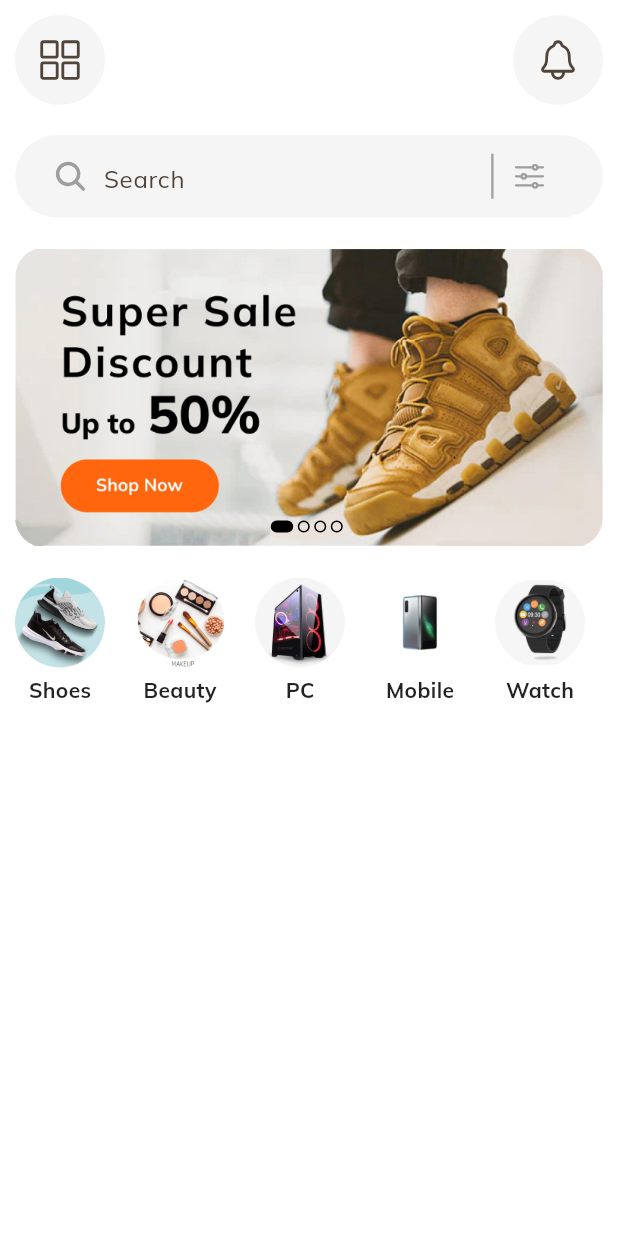
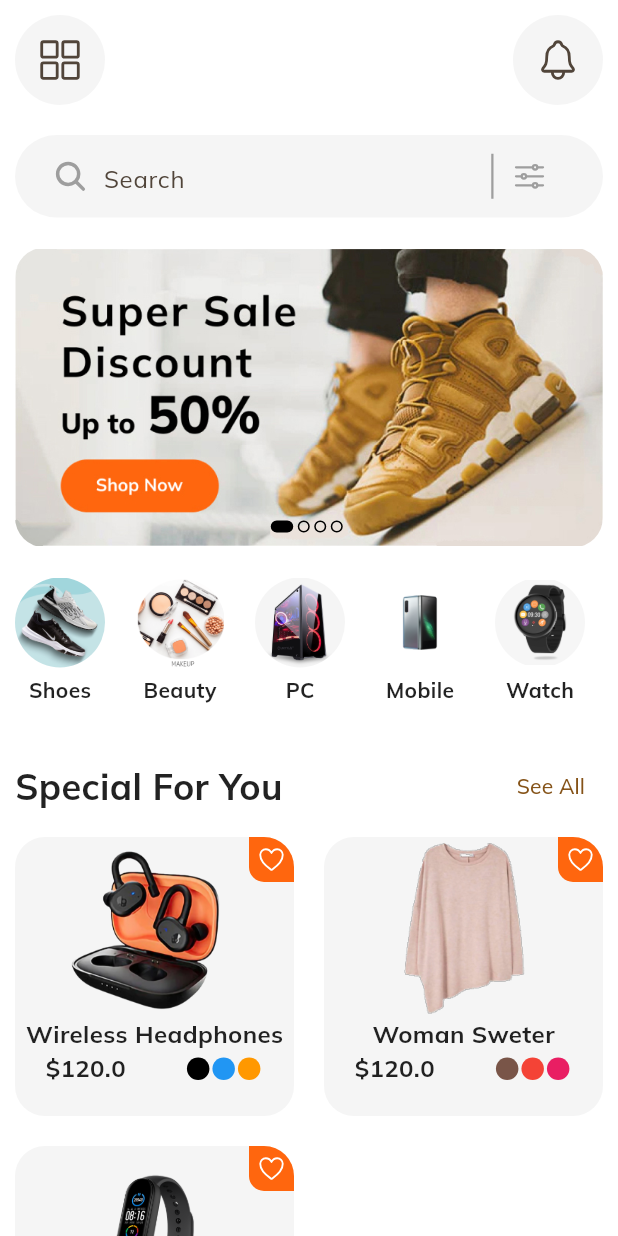
Before and after one commit to remydev47/shop_ke, a Flutter app: the screen it shows after launch, on a phone screen of 412 x 824 dp. Run offline on Flutter 3.47's test engine with Material 2 defaults, Android fonts, the phone set to English and light mode, and no system bars; our stand-ins replace google_fonts, ionicons.

```diff
--- a/lib/main.dart
+++ b/lib/main.dart
@@ -1,3 +1,4 @@
+import 'package:flutter/cupertino.dart';
 import 'package:flutter/material.dart';
 import 'package:google_fonts/google_fonts.dart';
 import 'package:shop_app/screens/home_screen.dart';
@@ -16,6 +17,7 @@ class MyApp extends StatelessWidget {
     return MaterialApp(
       debugShowCheckedModeBanner: false,
       title: 'Flutter Demo',
+      scrollBehavior: CupertinoScrollBehavior(),
       theme: ThemeData(
         colorScheme: ColorScheme.fromSeed(seedColor: Colors.orange),
         useMaterial3: true,
--- /dev/null
+++ b/lib/models/product.dart
@@ -0,0 +1,64 @@
+import 'package:flutter/material.dart';
+
+class Product {
+  final String title;
+  final String description;
+  final String image;
+  final double price;
+  final List<Color> colors;
+  final String category;
+  final double rate;
+
+  Product({
+    required this.title,
+    required this.description,
+    required this.image,
+    required this.price,
+    required this.colors,
+    required this.category,
+    required this.rate,
+  });
+}
+
+final List<Product> products = [
+  Product(
+    title: "Wireless Headphones",
+    description:
+        "Lorem ipsum dolor sit amet, consectetur adipiscing elit, sed do eiusmod tempor incididunt ut labore et dolore magna aliqua. Donec massa sapien faucibus et molestie ac feugiat. In massa tempor nec feugiat nisl. Libero id faucibus nisl tincidunt.",
+    image: "assets/wireless.png",
+    price: 120,
+    colors: [
+      Colors.black,
+      Colors.blue,
+      Colors.orange,
+    ],
+    category: "Headphones",
+    rate: 4.8,
+  ),
+  Product(
+    title: "Woman Sweter",
+    description:
+        "Lorem ipsum dolor sit amet, consectetur adipiscing elit, sed do eiusmod tempor incididunt ut labore et dolore magna aliqua. Donec massa sapien faucibus et molestie ac feugiat. In massa tempor nec feugiat nisl. Libero id faucibus nisl tincidunt.",
+    image: "assets/sweet.png",
+    price: 120,
+    colors: [
+      Colors.brown,
+      Colors.red,
+      Colors.pink,
+    ],
+    category: "Woman Fashion",
+    rate: 4.8,
+  ),
+  Product(
+    title: "Smart Watch",
+    description:
+        "Lorem ipsum dolor sit amet, consectetur adipiscing elit, sed do eiusmod tempor incididunt ut labore et dolore magna aliqua. Donec massa sapien faucibus et molestie ac feugiat. In massa tempor nec feugiat nisl. Libero id faucibus nisl tincidunt.",
+    image: "assets/miband.jpg",
+    price: 55,
+    colors: [
+      Colors.black,
+    ],
+    category: "Watch",
+    rate: 4.8,
+  ),
+];
--- a/lib/screens/home_screen.dart
+++ b/lib/screens/home_screen.dart
@@ -1,6 +1,8 @@
 import 'package:flutter/foundation.dart';
 import 'package:flutter/material.dart';
 import 'package:ionicons/ionicons.dart';
+import 'package:shop_app/models/product.dart';
+import 'package:shop_app/widgets/ProductCard.dart';
 import 'package:shop_app/widgets/categories.dart';
 import 'package:shop_app/widgets/hero_widget.dart';
 import 'package:shop_app/widgets/home_app_bar.dart';
@@ -20,8 +22,9 @@ class _HomeScreenState extends State<HomeScreen> {
     return  Scaffold(
       backgroundColor: kscaffoldColor,
       body: SafeArea(
+        child: SingleChildScrollView(
           child: Padding(
-          padding: const EdgeInsets.all(10),
+            padding:  EdgeInsets.all(10),
             child: Column(
               crossAxisAlignment: CrossAxisAlignment.start,
               children: [
@@ -32,7 +35,37 @@ class _HomeScreenState extends State<HomeScreen> {
                 HeroWidget(),
                 SizedBox(height: 20,),
                 Categories(),
+                SizedBox(height: 25),
+                Row(
+                  mainAxisAlignment: MainAxisAlignment.spaceBetween,
+                  children: [
+                    Text(
+                      "Special For You",
+                      style:TextStyle(
+                        fontSize: 24,
+                        fontWeight: FontWeight.bold,
+                      )
+                    ),
+                    TextButton(onPressed: (){}, child: Text("See All"),
+                    ),
                   ],
+                ),
+                SizedBox(height: 10,),
+                GridView.builder(
+                 physics: NeverScrollableScrollPhysics(),
+                 shrinkWrap: true,
+                 gridDelegate: SliverGridDelegateWithFixedCrossAxisCount(
+                 crossAxisCount:2,
+                 crossAxisSpacing: 20,
+                 mainAxisSpacing: 20,
+                ),
+                 itemCount: products.length,
+                  itemBuilder: ((context, index) {
+                   return ProductCard(product: products[index]);
+                 }),
+                )
+              ],
+            ),
           ),
         ),
       ),
--- /dev/null
+++ b/lib/screens/product_screen.dart
@@ -0,0 +1,17 @@
+import 'package:flutter/material.dart';
+import 'package:shop_app/models/product.dart';
+
+class ProductScreen extends StatefulWidget {
+  final Product product;
+  const ProductScreen({super.key, required this.product});
+
+  @override
+  State<ProductScreen> createState() => _ProductScreenState();
+}
+
+class _ProductScreenState extends State<ProductScreen> {
+  @override
+  Widget build(BuildContext context) {
+    return const Scaffold();
+  }
+}
--- /dev/null
+++ b/lib/widgets/ProductCard.dart
@@ -0,0 +1,69 @@
+import 'package:flutter/material.dart';
+import 'package:ionicons/ionicons.dart';
+import 'package:shop_app/constants.dart';
+import 'package:shop_app/models/product.dart';
+
+class ProductCard extends StatelessWidget {
+  final Product product;
+  const ProductCard({super.key, required this.product});
+
+  @override
+  Widget build(BuildContext context) {
+    return Stack(
+      children:[ Container(
+       height: 250,
+       width: double.infinity,
+       decoration: BoxDecoration(
+         color: kcontentColor,
+         borderRadius: BorderRadius.circular(20),
+       ),
+       child: Column(
+         children: [
+           Image.asset(product.image, width: 120, height: 120),
+           Text(product.title, style: TextStyle(fontWeight: FontWeight.bold, fontSize: 16)),
+           Row(
+             mainAxisAlignment:MainAxisAlignment.spaceAround,
+             children: [
+               Text("\$${product.price}", style: TextStyle(fontWeight: FontWeight.bold, fontSize: 16)),
+               Row(
+                 children:
+                   List.generate(
+                     product.colors.length,
+                     (cindex) => Container(
+                       height: 15,
+                       width: 15,
+                       margin: EdgeInsets.only(right: 2),
+                       decoration: BoxDecoration(
+                         color: product.colors[cindex],
+                         shape: BoxShape.circle,
+                       ),
+                     ),
+                   ),
+               )
+             ],
+           )
+         ],
+       ),
+      ),
+      //Favourites Icon
+      Positioned.fill(
+        child: Align(
+         alignment: Alignment.topRight,
+         child: Container(
+           width: 30,
+           height: 30,
+           decoration: BoxDecoration(
+             color: kprimaryColor,
+             borderRadius: BorderRadius.only(
+               topRight: Radius.circular(20),
+               bottomLeft: Radius.circular(10)
+             )
+           ),
+           child: Icon(Ionicons.heart_outline, size: 20, color: Colors.white,),
+         )
+        ),
+      )
+     ],
+    );
+  }
+}
--- a/pubspec.yaml
+++ b/pubspec.yaml
@@ -38,6 +38,7 @@ dependencies:
   ionicons: ^0.2.2
   google_fonts: ^5.1.0
   iconsax: ^0.0.8
+
 
 dev_dependencies:
   flutter_test:
```
Lines whose indentation alone changed are shown as unchanged.
